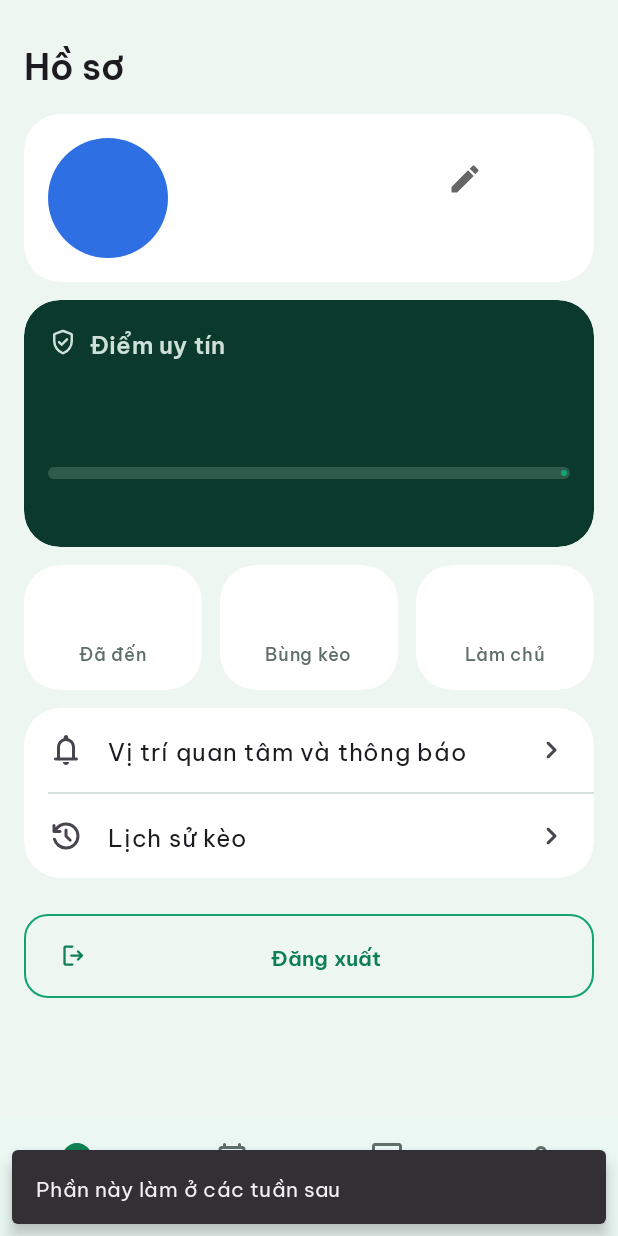
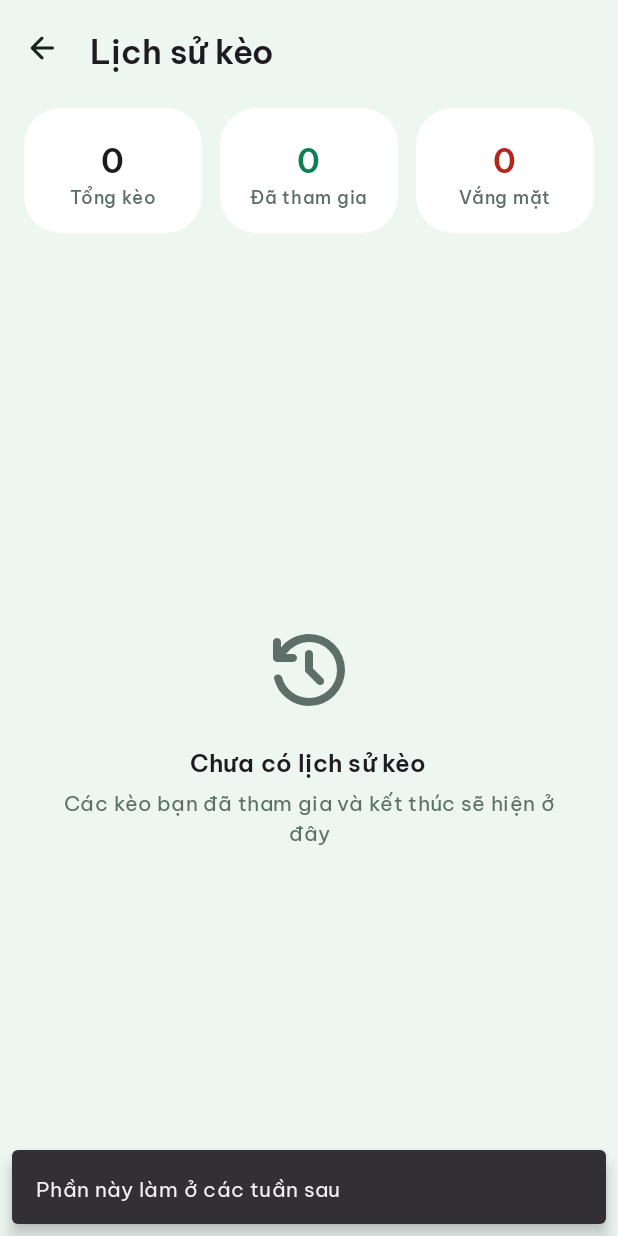
Before and after one commit to simpboy2k6/LTDD_KeoNhanh, an Android app: the ProfileFragment screen opened through its navigation route, after a tap on "Lịch sử kèo", on a phone screen of 412 x 824 dp. Run offline under Robolectric (Android 15) with nearby library versions, the phone set to English and light mode, and no system bars; our stand-ins replace Firebase (no records; nobody signed in at launch, a user with empty details on screens opened directly), navigation-ui; libraries missing offline, so code that uses them is left out: org.osmdroid.config, org.osmdroid.tileprovider, org.osmdroid.util, org.osmdroid.views; 13 statements that could not run were skipped; 1 other tap on this screen came first.

Commit message:
Thêm chức năng cập nhật độ uy tín cũng như chức năng xem lịch sử kèo trong Profile User

```diff
--- /dev/null
+++ b/app/src/main/java/com/keonhanh/app/ui/profile/KeoHistoryAdapter.kt
@@ -0,0 +1,58 @@
+package com.keonhanh.app.ui.profile
+
+import android.view.LayoutInflater
+import android.view.ViewGroup
+import androidx.core.content.ContextCompat
+import androidx.recyclerview.widget.RecyclerView
+import com.keonhanh.app.R
+import com.keonhanh.app.databinding.ItemKeoBinding
+import com.keonhanh.app.ui.common.bind
+
+/** Adapter hiển thị từng thẻ kèo trong màn Lịch sử kèo. */
+class KeoHistoryAdapter(
+    private val onItemClick: (HistoryKeoItem) -> Unit,
+) : RecyclerView.Adapter<KeoHistoryAdapter.ViewHolder>() {
+
+    private var items: List<HistoryKeoItem> = emptyList()
+
+    fun submitList(newItems: List<HistoryKeoItem>) {
+        items = newItems
+        notifyDataSetChanged()
+    }
+
+    class ViewHolder(val binding: ItemKeoBinding) : RecyclerView.ViewHolder(binding.root)
+
+    override fun onCreateViewHolder(parent: ViewGroup, viewType: Int): ViewHolder {
+        val inflater = LayoutInflater.from(parent.context)
+        val binding = ItemKeoBinding.inflate(inflater, parent, false)
+        return ViewHolder(binding)
+    }
+
+    override fun getItemCount(): Int = items.size
+
+    override fun onBindViewHolder(holder: ViewHolder, position: Int) {
+        val item = items[position]
+        val context = holder.binding.root.context
+
+        // Đổ thông tin chung của kèo (tên, địa điểm, avatar, số người...)
+        holder.binding.bind(item.keo)
+
+        // Đổi nhãn trạng thái thành ĐÃ CHECKIN (xanh) hoặc VẮNG MẶT (đỏ/cam)
+        val badge = holder.binding.tvDeadline
+        badge.setCompoundDrawablesRelativeWithIntrinsicBounds(0, 0, 0, 0) // Bỏ icon đồng hồ
+
+        if (item.checkedIn) {
+            badge.setText(R.string.history_status_checked_in)
+            badge.backgroundTintList = ContextCompat.getColorStateList(context, R.color.kn_green_tint)
+            badge.setTextColor(ContextCompat.getColor(context, R.color.kn_green_text))
+        } else {
+            badge.setText(R.string.history_status_absent)
+            badge.backgroundTintList = ContextCompat.getColorStateList(context, R.color.kn_orange_tint)
+            badge.setTextColor(ContextCompat.getColor(context, R.color.kn_error))
+        }
+
+        holder.binding.root.setOnClickListener {
+            onItemClick(item)
+        }
+    }
+}
--- /dev/null
+++ b/app/src/main/java/com/keonhanh/app/ui/profile/KeoHistoryFragment.kt
@@ -0,0 +1,106 @@
+package com.keonhanh.app.ui.profile
+
+import android.os.Bundle
+import android.view.View
+import androidx.core.os.bundleOf
+import androidx.core.view.isVisible
+import androidx.fragment.app.Fragment
+import androidx.lifecycle.Lifecycle
+import androidx.lifecycle.lifecycleScope
+import androidx.lifecycle.repeatOnLifecycle
+import androidx.navigation.fragment.findNavController
+import com.keonhanh.app.R
+import com.keonhanh.app.databinding.FragmentKeoHistoryBinding
+import com.keonhanh.app.ui.common.UiState
+import com.keonhanh.app.ui.common.appViewModels
+import com.keonhanh.app.ui.lobby.LobbyFragment
+import kotlinx.coroutines.launch
+
+/** Màn Lịch sử kèo (mở từ S05 Hồ sơ). Layout: res/layout/fragment_keo_history.xml */
+class KeoHistoryFragment : Fragment(R.layout.fragment_keo_history) {
+
+    private var _binding: FragmentKeoHistoryBinding? = null
+    private val binding get() = _binding!!
+
+    private val viewModel by appViewModels { container ->
+        KeoHistoryViewModel(
+            memberRepository = container.memberRepository,
+            keoRepository = container.keoRepository,
+            authRepository = container.authRepository,
+        )
+    }
+
+    private lateinit var adapter: KeoHistoryAdapter
+
+    override fun onViewCreated(view: View, savedInstanceState: Bundle?) {
+        super.onViewCreated(view, savedInstanceState)
+        _binding = FragmentKeoHistoryBinding.bind(view)
+
+        // Nút quay lại trên thanh tiêu đề
+        binding.toolbar.setNavigationOnClickListener {
+            findNavController().navigateUp()
+        }
+
+        // Khởi tạo Adapter cho RecyclerView
+        adapter = KeoHistoryAdapter { item ->
+            findNavController().navigate(
+                R.id.action_keoHistory_to_lobby,
+                bundleOf(LobbyFragment.ARG_KEO_ID to item.keo.id),
+            )
+        }
+        binding.rvHistory.adapter = adapter
+
+        // Lắng nghe dữ liệu từ ViewModel và vẽ lên giao diện
+        viewLifecycleOwner.lifecycleScope.launch {
+            viewLifecycleOwner.repeatOnLifecycle(Lifecycle.State.STARTED) {
+                viewModel.state.collect { state ->
+                    showState(state)
+                }
+            }
+        }
+    }
+
+    private fun showState(state: UiState<KeoHistoryUi>) {
+        binding.progressLoading.isVisible = state is UiState.Loading
+
+        when (state) {
+            is UiState.Loading -> {
+                adapter.submitList(emptyList())
+                binding.empty.root.isVisible = false
+            }
+            is UiState.Error -> {
+                adapter.submitList(emptyList())
+                binding.tvStatTotal.text = "0"
+                binding.tvStatAttended.text = "0"
+                binding.tvStatAbsent.text = "0"
+
+                binding.empty.root.isVisible = true
+                binding.empty.ivEmptyIcon.setImageResource(R.drawable.ic_error_24)
+                binding.empty.tvEmptyTitle.setText(R.string.history_error_title)
+                binding.empty.tvEmptyMessage.text = state.message.resolve(requireContext())
+            }
+            is UiState.Success -> {
+                val data = state.data
+                binding.tvStatTotal.text = data.totalCount.toString()
+                binding.tvStatAttended.text = data.attendedCount.toString()
+                binding.tvStatAbsent.text = data.absentCount.toString()
+
+                adapter.submitList(data.items)
+
+                if (data.items.isEmpty()) {
+                    binding.empty.root.isVisible = true
+                    binding.empty.ivEmptyIcon.setImageResource(R.drawable.ic_history_24)
+                    binding.empty.tvEmptyTitle.setText(R.string.history_empty_title)
+                    binding.empty.tvEmptyMessage.setText(R.string.history_empty_message)
+                } else {
+                    binding.empty.root.isVisible = false
+                }
+            }
+        }
+    }
+
+    override fun onDestroyView() {
+        super.onDestroyView()
+        _binding = null
+    }
+}
--- /dev/null
+++ b/app/src/main/java/com/keonhanh/app/ui/profile/KeoHistoryViewModel.kt
@@ -0,0 +1,123 @@
+package com.keonhanh.app.ui.profile
+
+import androidx.lifecycle.ViewModel
+import androidx.lifecycle.viewModelScope
+import com.keonhanh.app.R
+import com.keonhanh.app.data.model.Keo
+import com.keonhanh.app.data.model.KeoStatus
+import com.keonhanh.app.data.remote.Attendance
+import com.keonhanh.app.data.remote.MemberDoc
+import com.keonhanh.app.data.remote.MemberState
+import com.keonhanh.app.data.remote.toKeo
+import com.keonhanh.app.data.repository.AuthRepository
+import com.keonhanh.app.data.repository.KeoRepository
+import com.keonhanh.app.data.repository.MemberRepository
+import com.keonhanh.app.ui.common.UiState
+import com.keonhanh.app.ui.common.UiText
+import com.keonhanh.app.ui.common.toUiText
+import kotlinx.coroutines.flow.MutableStateFlow
+import kotlinx.coroutines.flow.StateFlow
+import kotlinx.coroutines.flow.asStateFlow
+import kotlinx.coroutines.flow.catch
+import kotlinx.coroutines.launch
+
+/** Một dòng kèo trong Lịch sử kèo, kèm biến cho biết mình đã check-in hay chưa. */
+data class HistoryKeoItem(
+    val keo: Keo,
+    val checkedIn: Boolean,
+)
+
+/** Dữ liệu hiển thị cho màn Lịch sử kèo: 3 con số thống kê + danh sách kèo đã xong. */
+data class KeoHistoryUi(
+    val totalCount: Int,
+    val attendedCount: Int,
+    val absentCount: Int,
+    val items: List<HistoryKeoItem>,
+)
+
+/** ViewModel của màn Lịch sử kèo (mở từ Hồ sơ). */
+class KeoHistoryViewModel(
+    private val memberRepository: MemberRepository,
+    private val keoRepository: KeoRepository,
+    private val authRepository: AuthRepository,
+) : ViewModel() {
+
+    private val _state = MutableStateFlow<UiState<KeoHistoryUi>>(UiState.Loading)
+    val state: StateFlow<UiState<KeoHistoryUi>> = _state.asStateFlow()
+
+    init {
+        loadHistory()
+    }
+
+    private fun loadHistory() {
+        val uid = authRepository.currentUser?.uid
+        if (uid == null) {
+            _state.value = UiState.Error(UiText.Res(R.string.error_not_signed_in))
+            return
+        }
+
+        viewModelScope.launch {
+            memberRepository.observeMyMemberships(uid)
+                .catch { error ->
+                    _state.value = UiState.Error(error.toUiText())
+                }
+                .collect { memberships ->
+                    try {
+                        // Bước 1: Lọc những kèo mình đã chính thức tham gia (JOINED)
+                        val myMembersMap = HashMap<String, MemberDoc>()
+                        val joinedKeoIds = ArrayList<String>()
+                        for (membership in memberships) {
+                            if (membership.member.state == MemberState.JOINED) {
+                                myMembersMap[membership.keoId] = membership.member
+                                joinedKeoIds.add(membership.keoId)
+                            }
+                        }
+
+                        // Bước 2: Lấy thông tin chi tiết các kèo đó từ Firestore
+                        val allKeoDocs = keoRepository.getKeos(joinedKeoIds)
+
+                        // Bước 3: Chỉ giữ lại các kèo đã kết thúc và sắp xếp kèo mới nhất lên đầu
+                        val now = System.currentTimeMillis()
+                        val endedKeos = allKeoDocs
+                            .filter { it.effectiveStatus(now) == KeoStatus.ENDED }
+                            .sortedByDescending { it.startAt }
+
+                        // Bước 4: Đếm số kèo đã tham gia / vắng mặt và tạo danh sách hiển thị
+                        val historyItems = ArrayList<HistoryKeoItem>()
+                        var attendedCount = 0
+
+                        for (doc in endedKeos) {
+                            val myRow = myMembersMap[doc.id]
+                            val isCheckedIn = myRow != null &&
+                                (myRow.checkInAt != null || myRow.attendance == Attendance.PRESENT)
+
+                            if (isCheckedIn) {
+                                attendedCount++
+                            }
+
+                            val keo = doc.toKeo(
+                                members = if (myRow != null) listOf(myRow) else emptyList(),
+                                myUid = uid,
+                                nowMillis = now,
+                            )
+                            historyItems.add(HistoryKeoItem(keo = keo, checkedIn = isCheckedIn))
+                        }
+
+                        val totalCount = historyItems.size
+                        val absentCount = totalCount - attendedCount
+
+                        _state.value = UiState.Success(
+                            KeoHistoryUi(
+                                totalCount = totalCount,
+                                attendedCount = attendedCount,
+                                absentCount = absentCount,
+                                items = historyItems,
+                            ),
+                        )
+                    } catch (error: Exception) {
+                        _state.value = UiState.Error(error.toUiText())
+                    }
+                }
+        }
+    }
+}
--- a/app/src/main/java/com/keonhanh/app/ui/profile/ProfileFragment.kt
+++ b/app/src/main/java/com/keonhanh/app/ui/profile/ProfileFragment.kt
@@ -32,7 +32,9 @@ class ProfileFragment : Fragment(R.layout.fragment_profile) {
         val appContainer = (requireActivity().application as KeoNhanhApp).container
         ProfileViewModel.ProfileViewModelFactory(
             appContainer.authRepository,
-            appContainer.userRepository
+            appContainer.userRepository,
+            appContainer.memberRepository,
+            appContainer.keoRepository
         )
     }
     override fun onViewCreated(view: View, savedInstanceState: Bundle?) {
@@ -130,7 +132,9 @@ class ProfileFragment : Fragment(R.layout.fragment_profile) {
         }
 
         binding.rowPlaces.setOnClickListener { it.showComingSoon() } // S14, P1
-        binding.rowHistory.setOnClickListener { it.showComingSoon() }
+        binding.rowHistory.setOnClickListener {
+            findNavController().navigate(R.id.action_profile_to_keoHistory)
+        }
         binding.btnLogout.setOnClickListener {
             viewModel.signOut()   // thêm hàm này vào ProfileViewModel: authRepository.signOut()
             findNavController().navigate(
--- /dev/null
+++ b/app/src/main/res/layout/fragment_keo_history.xml
@@ -0,0 +1,148 @@
+<?xml version="1.0" encoding="utf-8"?>
+<LinearLayout xmlns:android="http://schemas.android.com/apk/res/android"
+    xmlns:app="http://schemas.android.com/apk/res-auto"
+    xmlns:tools="http://schemas.android.com/tools"
+    android:layout_width="match_parent"
+    android:layout_height="match_parent"
+    android:orientation="vertical"
+    tools:context=".ui.profile.KeoHistoryFragment">
+
+    <com.google.android.material.appbar.MaterialToolbar
+        android:id="@+id/toolbar"
+        android:layout_width="match_parent"
+        android:layout_height="?attr/actionBarSize"
+        app:navigationContentDescription="@string/action_back"
+        app:navigationIcon="@drawable/ic_arrow_back_24"
+        app:title="@string/history_title" />
+
+    <com.google.android.material.progressindicator.LinearProgressIndicator
+        android:id="@+id/progress_loading"
+        android:layout_width="match_parent"
+        android:layout_height="wrap_content"
+        android:indeterminate="true"
+        android:visibility="gone"
+        app:indicatorColor="@color/kn_green" />
+
+    <!-- 3 chỉ số tổng hợp: Tổng kèo · Đã tham gia · Vắng mặt -->
+    <LinearLayout
+        android:id="@+id/row_stats"
+        android:layout_width="match_parent"
+        android:layout_height="wrap_content"
+        android:layout_marginHorizontal="@dimen/space_16"
+        android:layout_marginTop="@dimen/space_8"
+        android:orientation="horizontal">
+
+        <com.google.android.material.card.MaterialCardView
+            android:layout_width="0dp"
+            android:layout_height="wrap_content"
+            android:layout_marginEnd="@dimen/space_12"
+            android:layout_weight="1">
+
+            <LinearLayout
+                android:layout_width="match_parent"
+                android:layout_height="wrap_content"
+                android:gravity="center"
+                android:orientation="vertical"
+                android:padding="@dimen/space_16">
+
+                <TextView
+                    android:id="@+id/tv_stat_total"
+                    android:layout_width="wrap_content"
+                    android:layout_height="wrap_content"
+                    android:textAppearance="?attr/textAppearanceTitleLarge"
+                    tools:text="10" />
+
+                <TextView
+                    android:layout_width="wrap_content"
+                    android:layout_height="wrap_content"
+                    android:text="@string/history_stat_total"
+                    android:textAppearance="?attr/textAppearanceLabelMedium"
+                    android:textColor="?attr/colorOnSurfaceVariant" />
+            </LinearLayout>
+        </com.google.android.material.card.MaterialCardView>
+
+        <com.google.android.material.card.MaterialCardView
+            android:layout_width="0dp"
+            android:layout_height="wrap_content"
+            android:layout_marginEnd="@dimen/space_12"
+            android:layout_weight="1">
+
+            <LinearLayout
+                android:layout_width="match_parent"
+                android:layout_height="wrap_content"
+                android:gravity="center"
+                android:orientation="vertical"
+                android:padding="@dimen/space_16">
+
+                <TextView
+                    android:id="@+id/tv_stat_attended"
+                    android:layout_width="wrap_content"
+                    android:layout_height="wrap_content"
+                    android:textAppearance="?attr/textAppearanceTitleLarge"
+                    android:textColor="@color/kn_green_text"
+                    tools:text="8" />
+
+                <TextView
+                    android:layout_width="wrap_content"
+                    android:layout_height="wrap_content"
+                    android:text="@string/history_stat_attended"
+                    android:textAppearance="?attr/textAppearanceLabelMedium"
+                    android:textColor="?attr/colorOnSurfaceVariant" />
+            </LinearLayout>
+        </com.google.android.material.card.MaterialCardView>
+
+        <com.google.android.material.card.MaterialCardView
+            android:layout_width="0dp"
+            android:layout_height="wrap_content"
+            android:layout_weight="1">
+
+            <LinearLayout
+                android:layout_width="match_parent"
+                android:layout_height="wrap_content"
+                android:gravity="center"
+                android:orientation="vertical"
+                android:padding="@dimen/space_16">
+
+                <TextView
+                    android:id="@+id/tv_stat_absent"
+                    android:layout_width="wrap_content"
+                    android:layout_height="wrap_content"
+                    android:textAppearance="?attr/textAppearanceTitleLarge"
+                    android:textColor="@color/kn_error"
+                    tools:text="2" />
+
+                <TextView
+                    android:layout_width="wrap_content"
+                    android:layout_height="wrap_content"
+                    android:text="@string/history_stat_absent"
+                    android:textAppearance="?attr/textAppearanceLabelMedium"
+                    android:textColor="?attr/colorOnSurfaceVariant" />
+            </LinearLayout>
+        </com.google.android.material.card.MaterialCardView>
+    </LinearLayout>
+
+    <FrameLayout
+        android:layout_width="match_parent"
+        android:layout_height="0dp"
+        android:layout_weight="1">
+
+        <androidx.recyclerview.widget.RecyclerView
+            android:id="@+id/rv_history"
+            android:layout_width="match_parent"
+            android:layout_height="match_parent"
+            android:clipToPadding="false"
+            android:paddingHorizontal="@dimen/space_16"
+            android:paddingTop="@dimen/space_16"
+            app:layoutManager="androidx.recyclerview.widget.LinearLayoutManager"
+            tools:itemCount="2"
+            tools:listitem="@layout/item_keo" />
+
+        <include
+            android:id="@+id/empty"
+            layout="@layout/view_empty_state"
+            android:layout_width="match_parent"
+            android:layout_height="wrap_content"
+            android:layout_gravity="center"
+            android:visibility="gone" />
+    </FrameLayout>
+</LinearLayout>
--- a/app/src/main/res/navigation/nav_graph.xml
+++ b/app/src/main/res/navigation/nav_graph.xml
@@ -92,7 +92,21 @@
         android:id="@+id/profileFragment"
         android:name="com.keonhanh.app.ui.profile.ProfileFragment"
         android:label="S05 Hồ sơ"
-        tools:layout="@layout/fragment_profile" />
+        tools:layout="@layout/fragment_profile">
+        <action
+            android:id="@+id/action_profile_to_keoHistory"
+            app:destination="@id/keoHistoryFragment" />
+    </fragment>
+
+    <fragment
+        android:id="@+id/keoHistoryFragment"
+        android:name="com.keonhanh.app.ui.profile.KeoHistoryFragment"
+        android:label="Lịch sử kèo"
+        tools:layout="@layout/fragment_keo_history">
+        <action
+            android:id="@+id/action_keoHistory_to_lobby"
+            app:destination="@id/lobbyFragment" />
+    </fragment>
 
     <fragment
         android:id="@+id/loginFragment"
--- a/app/src/main/res/values/strings_auth.xml
+++ b/app/src/main/res/values/strings_auth.xml
@@ -42,6 +42,17 @@
     <string name="profile_logout">Đăng xuất</string>
     <string name="error_name_length">Tên phải từ 2 đến 40 ký tự</string>
     <string name="profile_name_changed">Đã đổi tên thành công</string>
+
+    <!-- Lịch sử kèo -->
+    <string name="history_title">Lịch sử kèo</string>
+    <string name="history_stat_total">Tổng kèo</string>
+    <string name="history_stat_attended">Đã tham gia</string>
+    <string name="history_stat_absent">Vắng mặt</string>
+    <string name="history_status_checked_in">ĐÃ CHECKIN</string>
+    <string name="history_status_absent">VẮNG MẶT</string>
+    <string name="history_empty_title">Chưa có lịch sử kèo</string>
+    <string name="history_empty_message">Các kèo bạn đã tham gia và kết thúc sẽ hiện ở đây</string>
+    <string name="history_error_title">Không tải được lịch sử kèo</string>
 
     <!-- S06 Mã mời vào kèo -->
     <string name="invite_title">Mời vào kèo</string>
```
Also changed, not shown: app/src/main/java/com/keonhanh/app/data/repository/UserRepository.kt (+17 -0 lines), app/src/main/java/com/keonhanh/app/ui/common/KeoCardBinder.kt (+5 -4 lines), app/src/main/java/com/keonhanh/app/ui/profile/ProfileViewModel.kt (+75 -4 lines).
